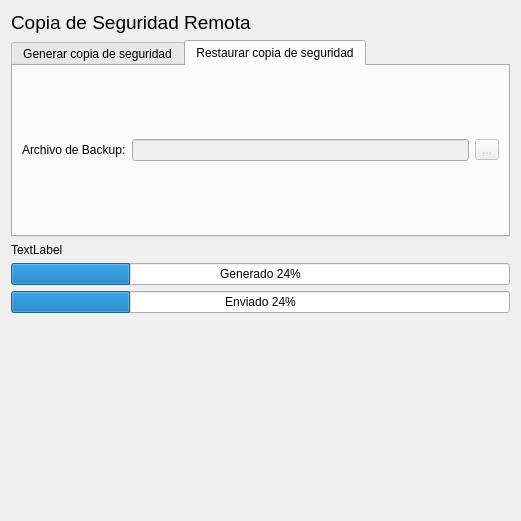
First picture: the form in trunk/plugins/backupremoto/formBackupRemoto.ui, repository chungote/gestotux, before the edit.
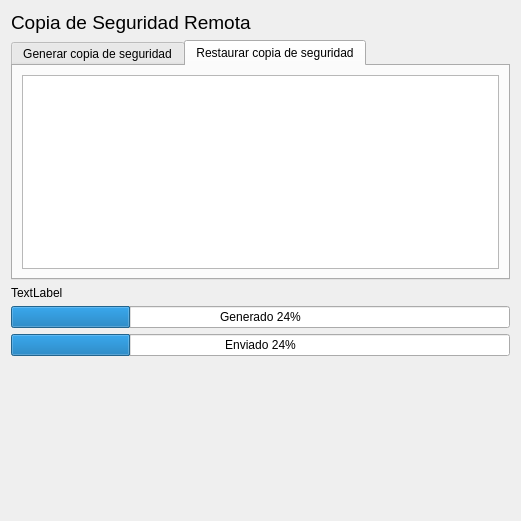
Second picture: the form after the edit.

Commit message: - Actualizados reportes de hicomp para que tengan sus benditos vencimientos. - Agregado prototipo de sistema para pasar de presupuesto a factura. - Agregado prototipo de sistema para pasar de factura a recibo. - Arreglado problemas ortografico en preferencias de recibo. - Avanzado plugin de backup remoto. - Agregado prototipo de plugin de cuotas. - Generado simulador de cuotas. - Agregado formulario de preferencias de cuotas. - Arreglado problema de calculo de cantidad de días en el plugin de servicios. - Mejorados mensajes de generación de facturación de un servicio.

What changed in the file:
```diff
--- a/trunk/plugins/backupremoto/formBackupRemoto.ui
+++ b/trunk/plugins/backupremoto/formBackupRemoto.ui
@@ -70,32 +70,20 @@
       </attribute>
       <layout class="QVBoxLayout" name="verticalLayout_2">
        <item>
-        <layout class="QHBoxLayout" name="horizontalLayout">
-         <item>
-          <widget class="QLabel" name="label">
-           <property name="text">
-            <string>Archivo de Backup:</string>
-           </property>
-          </widget>
-         </item>
-         <item>
-          <widget class="QLineEdit" name="LEArchivo">
-           <property name="enabled">
+        <widget class="QTableView" name="TVRestaurar">
+         <property name="showDropIndicator" stdset="0">
             <bool>false</bool>
            </property>
-          </widget>
-         </item>
-         <item>
-          <widget class="QToolButton" name="tBBuscar">
-           <property name="enabled">
+         <property name="dragDropOverwriteMode">
             <bool>false</bool>
            </property>
-           <property name="text">
-            <string>...</string>
-           </property>
-          </widget>
-         </item>
-        </layout>
+         <property name="selectionMode">
+          <enum>QAbstractItemView::SingleSelection</enum>
+         </property>
+         <property name="selectionBehavior">
+          <enum>QAbstractItemView::SelectRows</enum>
+         </property>
+        </widget>
        </item>
       </layout>
      </widget>
```
Lines whose indentation alone changed are shown as unchanged. The commit also changes 35 other files.
